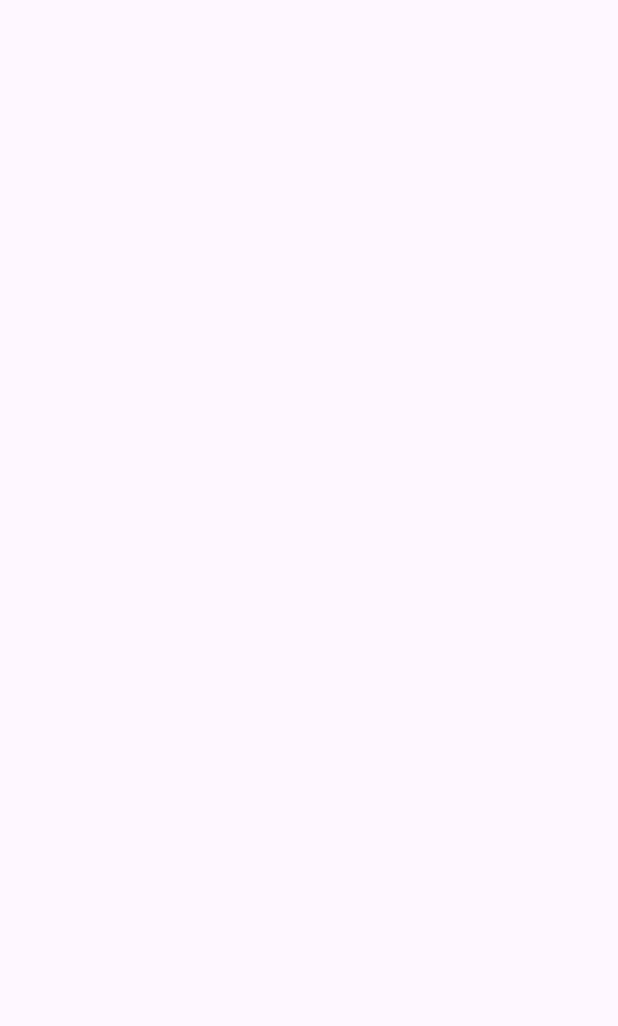
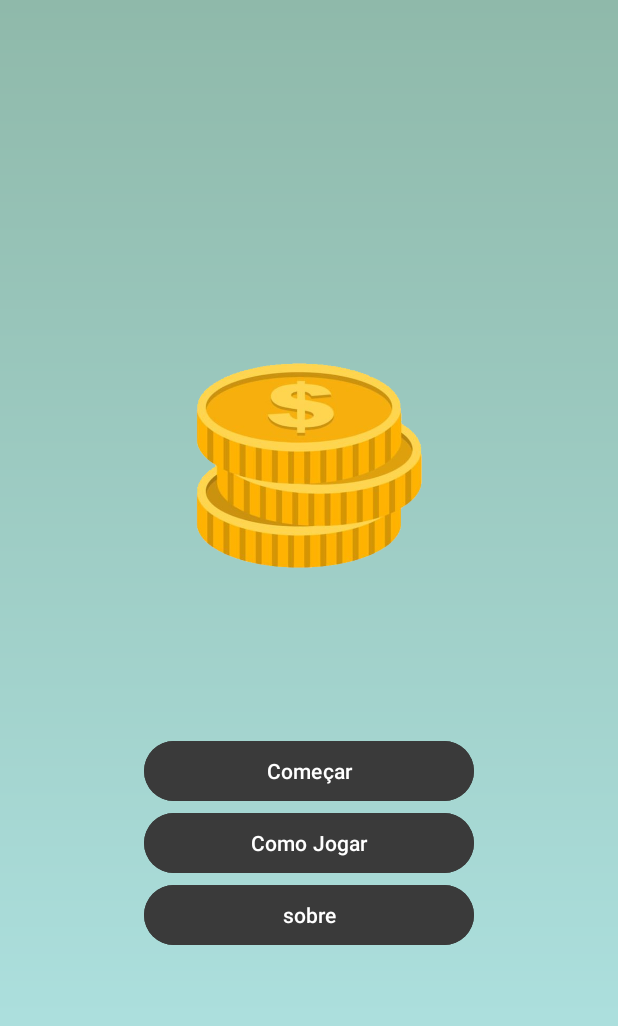
Before and after one commit to PedroBatista5/PAM_PROJETOFINAL, an Android app: the screen it shows after launch (Menu), on a phone screen of 412 x 824 dp. Before the commit the part shown is empty. Shown: the top 1026 px of the screen. Run offline under Robolectric (Android 15) with nearby library versions, the phone set to English and light mode, and no system bars.

Commit message:
Menu Feito

```diff
--- a/app/src/main/java/com/example/pam_projetofinal/Menu.java
+++ b/app/src/main/java/com/example/pam_projetofinal/Menu.java
@@ -12,5 +12,50 @@ import androidx.appcompat.app.AppCompatActivity;
 
 public class Menu extends AppCompatActivity {
 
+    //Criar variaveis
+    TextView tv_nome;
+    Button sobre, comecar, comojogar;
+    SharedPreferences sp;
 
+    @Override
+    protected void onCreate(Bundle savedInstanceState) {
+        super.onCreate(savedInstanceState);
+        setContentView(R.layout.activity_menu);
+
+        // Ir buscar os Buttons do layout e colocar nas variaveis
+        sobre = findViewById(R.id.bt_sobre);
+        comecar = findViewById(R.id.bt_comecar);
+        comojogar = findViewById(R.id.bt_comojogar);
+
+        sobre.setOnClickListener(new View.OnClickListener() {//Iniciar Button sobre
+            @Override
+            public void onClick(View view)
+            {
+                //Abrir a Activity Sobre
+                Intent i = new Intent (Menu.this, Sobre.class);
+                startActivity(i);
+            }
+        });
+
+        comecar.setOnClickListener(new View.OnClickListener() { //Iniciar Button comecar
+            @Override
+            public void onClick(View view)
+            {
+                //Abrir a Activity Cara_Coroa
+                Intent i = new Intent (Menu.this, Cara_Coroa.class);
+                startActivity(i);
+            }
+        });
+
+        comojogar.setOnClickListener(new View.OnClickListener() { //Iniciar Button comojogar
+            @Override
+            public void onClick(View view)
+            {
+                //Abrir a Activity Ajuda
+                Intent i = new Intent (Menu.this, Ajuda.class);
+                startActivity(i);
+            }
+        });
+
+    }
 }
```
Also changed, not shown: app/src/main/res/layout/activity_menu.xml (+0 -8 lines).
